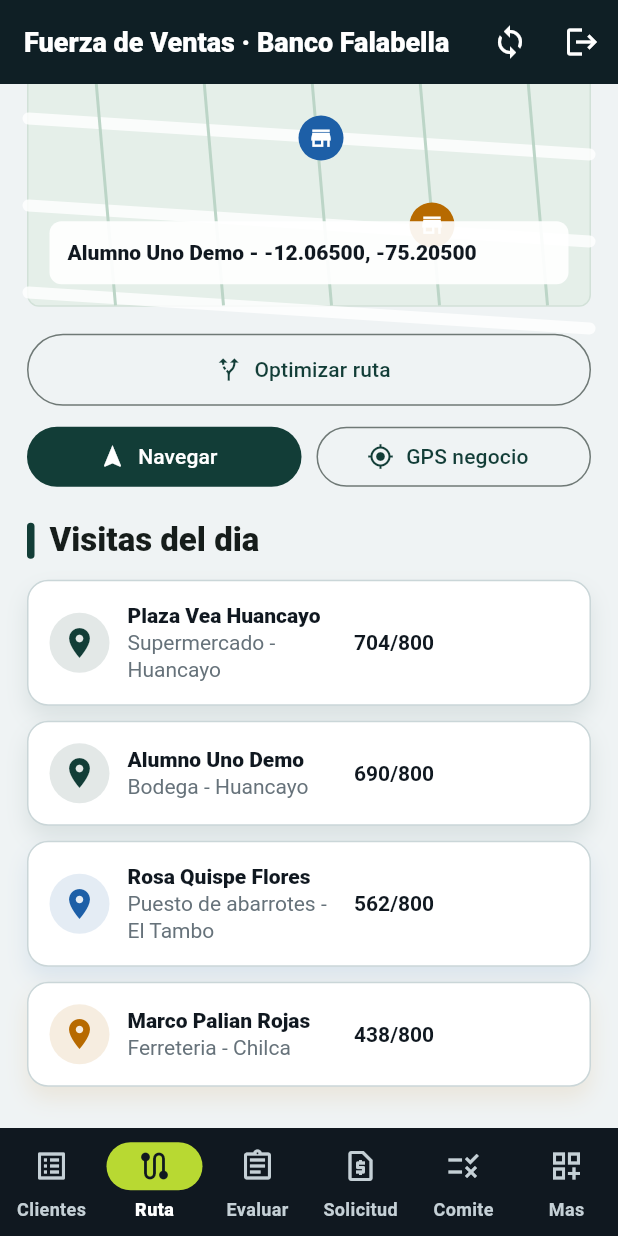
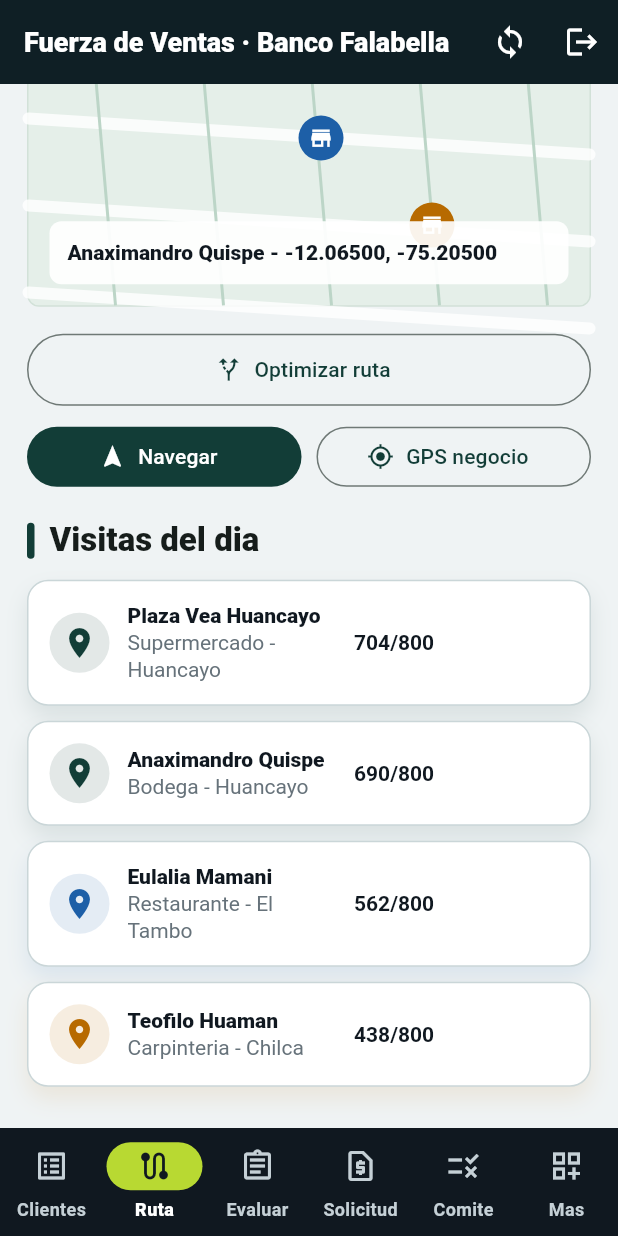
Before and after one commit to N-stack22/app_bancofallabella, a Flutter app: the HomePage screen opened directly, item 2 of the bottom bar chosen, scrolled down 269 dp, on a phone screen of 412 x 824 dp. Run offline on Flutter 3.47's test engine with Material 3 defaults, Android fonts, the phone set to English and light mode, and no system bars; our stand-ins replace connectivity_plus, fl_chart, flutter_secure_storage, geocoding, geolocator, image_picker and 2 more; accounts and stored records are empty; network calls fail.

```diff
--- a/app-clientes/lib/main.dart
+++ b/app-clientes/lib/main.dart
@@ -734,7 +734,6 @@
   @override
   void initState() {
     super.initState();
-    restoreSecureSession();
   }
 
   @override
--- a/app-fuerza-ventas/lib/pages/home_page.dart
+++ b/app-fuerza-ventas/lib/pages/home_page.dart
@@ -1803,7 +1803,7 @@
                   _text(
                     advisor,
                     'nombre_completo',
-                    fallback: 'Nathalie Tatiana Rodriguez Rios',
+                    fallback: 'Carlos Ramirez',
                   ),
                   maxLines: 1,
                   overflow: TextOverflow.ellipsis,
--- a/app-fuerza-ventas/lib/services/scoring_repository.dart
+++ b/app-fuerza-ventas/lib/services/scoring_repository.dart
@@ -1012,7 +1012,7 @@
 
   static Map<String, dynamic> _advisorFromSession(String? email) => {
     'id': 1,
-    'nombre_completo': 'Nathalie Tatiana Rodriguez Rios',
+    'nombre_completo': 'Carlos Ramirez',
     'email': email ?? 'asesor0001@bancofalabella.local',
     'agencia': 'Agencia Huancayo Centro',
     'nivel': 'Senior II',
@@ -1110,8 +1110,8 @@
     final clients = [
       _demoClient(
         id: '44444444-4444-4444-4444-444444444444',
-        name: 'Alumno',
-        lastName: 'Uno Demo',
+        name: 'Anaximandro',
+        lastName: 'Quispe',
         business: 'Bodega',
         district: 'Huancayo',
         segment: 'PREMIER',
@@ -1126,9 +1126,9 @@
       ),
       _demoClient(
         id: '55555555-5555-5555-5555-555555555555',
-        name: 'Rosa',
-        lastName: 'Quispe Flores',
-        business: 'Puesto de abarrotes',
+        name: 'Eulalia',
+        lastName: 'Mamani',
+        business: 'Restaurante',
         district: 'El Tambo',
         segment: 'ESTANDAR',
         score: 562,
@@ -1141,9 +1141,9 @@
       ),
       _demoClient(
         id: '66666666-6666-6666-6666-666666666666',
-        name: 'Marco',
-        lastName: 'Palian Rojas',
-        business: 'Ferreteria',
+        name: 'Teofilo',
+        lastName: 'Huaman',
+        business: 'Carpinteria',
         district: 'Chilca',
         segment: 'BASICO',
         score: 438,
@@ -1160,7 +1160,7 @@
       isDemo: true,
       advisor: const {
         'id': 1,
-        'nombre_completo': 'Nathalie Tatiana Rodriguez Rios',
+        'nombre_completo': 'Carlos Ramirez',
         'email': 'asesor0001@bancofalabella.local',
         'agencia': 'Agencia Huancayo Centro',
         'nivel': 'Senior II',
@@ -1189,7 +1189,7 @@
       advisors: const [
         {
           'codigo': 'AG-001-01',
-          'nombre_completo': 'Nathalie Tatiana Rodriguez Rios',
+          'nombre_completo': 'Carlos Ramirez',
           'nivel': 'Senior II',
           'agencia': 'Agencia Huancayo Centro',
           'creditos_meta': 16,
@@ -1218,9 +1218,9 @@
       history: const [
         {
           'fecha_visita': '2026-05-24',
-          'asesor_nombre': 'Nathalie Tatiana Rodriguez Rios',
+          'asesor_nombre': 'Carlos Ramirez',
           'agencia': 'Agencia Huancayo Centro',
-          'nombre_cliente': 'Alumno Uno Demo',
+          'nombre_cliente': 'Anaximandro Quispe',
           'score_final': 845,
           'segmento_resultante': 'PREMIER',
           'recomendacion_asesor': 'aprobar',
@@ -1247,7 +1247,7 @@
       ],
       bureau: const [
         {
-          'dni_consultado': '12345678',
+          'dni_consultado': '40118120',
           'calificacion_sbs': 'Normal',
           'entidades_con_deuda': 1,
           'deuda_total_pen': 2500,
@@ -1315,7 +1315,11 @@
         'user_id': userId,
         'nombres': name,
         'apellidos': lastName,
-        'dni': '12345678',
+        'dni': id.startsWith('4444')
+            ? '40118120'
+            : id.startsWith('5555')
+                ? '41223341'
+                : '42330336',
         'telefono': '999888777',
         'distrito': district,
         'departamento': 'Junin',
@@ -1345,7 +1349,7 @@
       },
       fieldFile: hasVisit
           ? {
-              'asesor_nombre': 'Nathalie Tatiana Rodriguez Rios',
+              'asesor_nombre': 'Carlos Ramirez',
               'agencia': 'Agencia Huancayo Centro',
               'fecha_visita': '2026-05-24',
               'negocio_verificado': true,
```
Also changed, not shown: app-fuerza-ventas/lib/pages/login_page.dart (+9 -3 lines), 2 other files.
